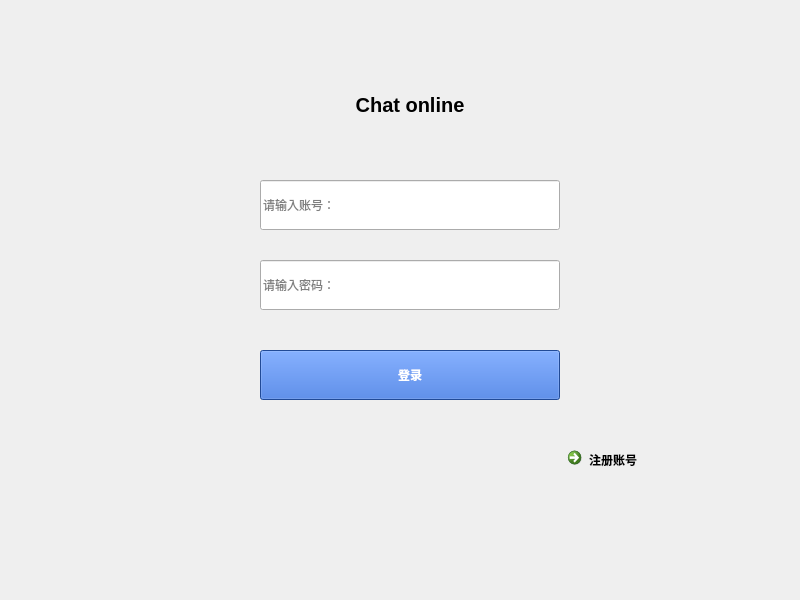
Before: the Qt Designer form chat_client/widget.ui in UserXSX/Qt-chat-client, drawn with Qt 5.
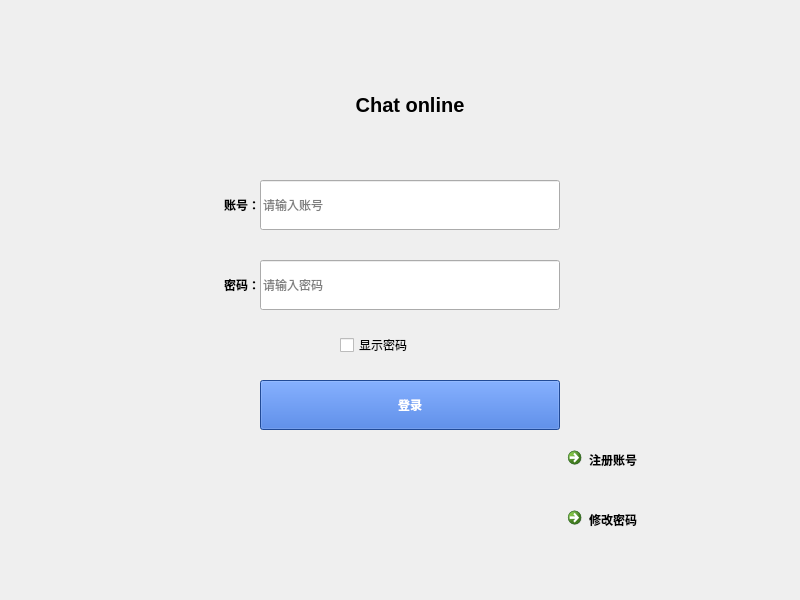
After: the same form once the commit is applied.

```diff
--- a/chat_client/widget.ui
+++ b/chat_client/widget.ui
@@ -23,7 +23,7 @@
     </rect>
    </property>
    <property name="placeholderText">
-    <string>请输入账号：</string>
+    <string>请输入账号</string>
    </property>
    <property name="clearButtonEnabled">
     <bool>true</bool>
@@ -45,7 +45,7 @@
     <enum>QLineEdit::Password</enum>
    </property>
    <property name="placeholderText">
-    <string>请输入密码：</string>
+    <string>请输入密码</string>
    </property>
    <property name="clearButtonEnabled">
     <bool>true</bool>
@@ -55,7 +55,7 @@
    <property name="geometry">
     <rect>
      <x>260</x>
-     <y>350</y>
+     <y>380</y>
      <width>300</width>
      <height>50</height>
     </rect>
@@ -79,7 +79,7 @@
     <rect>
      <x>560</x>
      <y>440</y>
-     <width>150</width>
+     <width>180</width>
      <height>50</height>
     </rect>
    </property>
@@ -122,6 +122,91 @@
     <set>Qt::AlignCenter</set>
    </property>
   </widget>
+  <widget class="QCommandLinkButton" name="changePwdBtn">
+   <property name="geometry">
+    <rect>
+     <x>560</x>
+     <y>500</y>
+     <width>180</width>
+     <height>50</height>
+    </rect>
+   </property>
+   <property name="font">
+    <font>
+     <pointsize>9</pointsize>
+     <underline>false</underline>
+    </font>
+   </property>
+   <property name="text">
+    <string>修改密码</string>
+   </property>
+   <property name="iconSize">
+    <size>
+     <width>50</width>
+     <height>50</height>
+    </size>
+   </property>
+  </widget>
+  <widget class="QLabel" name="label_2">
+   <property name="geometry">
+    <rect>
+     <x>110</x>
+     <y>180</y>
+     <width>150</width>
+     <height>50</height>
+    </rect>
+   </property>
+   <property name="font">
+    <font>
+     <weight>75</weight>
+     <bold>true</bold>
+    </font>
+   </property>
+   <property name="text">
+    <string>账号：</string>
+   </property>
+   <property name="alignment">
+    <set>Qt::AlignRight|Qt::AlignTrailing|Qt::AlignVCenter</set>
+   </property>
+  </widget>
+  <widget class="QLabel" name="label_3">
+   <property name="geometry">
+    <rect>
+     <x>110</x>
+     <y>260</y>
+     <width>150</width>
+     <height>50</height>
+    </rect>
+   </property>
+   <property name="font">
+    <font>
+     <weight>75</weight>
+     <bold>true</bold>
+    </font>
+   </property>
+   <property name="text">
+    <string>密码：</string>
+   </property>
+   <property name="alignment">
+    <set>Qt::AlignRight|Qt::AlignTrailing|Qt::AlignVCenter</set>
+   </property>
+  </widget>
+  <widget class="QCheckBox" name="showPwd">
+   <property name="geometry">
+    <rect>
+     <x>340</x>
+     <y>330</y>
+     <width>150</width>
+     <height>30</height>
+    </rect>
+   </property>
+   <property name="text">
+    <string>显示密码</string>
+   </property>
+   <property name="checked">
+    <bool>false</bool>
+   </property>
+  </widget>
  </widget>
  <resources/>
  <connections/>
```
